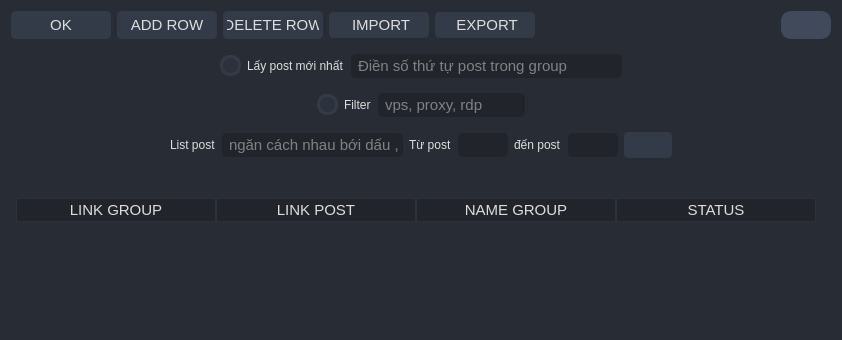
Old version of the form src/gui/widget/tableWidget.ui in the repository Hq1anq/facebook_marketing_tool; both pictures show x 0 to 842 and y 0 to 340 of the 842 by 553 pixel window.
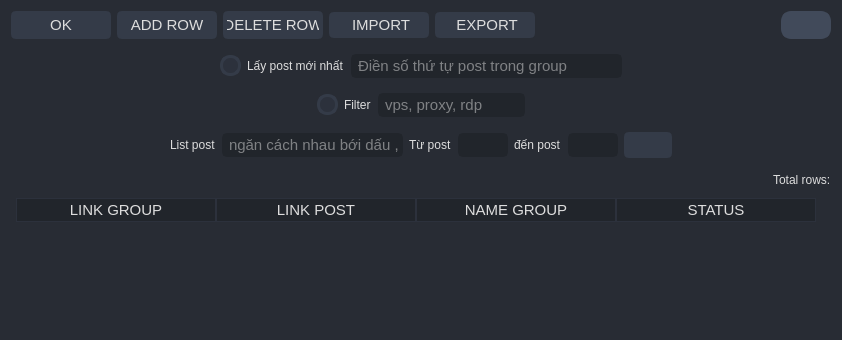
New version of the form. Icons and pictures are not drawn.

Commit message: enhance table visual and add some basic operation

```diff
--- a/src/gui/widget/tableWidget.ui
+++ b/src/gui/widget/tableWidget.ui
@@ -554,7 +554,15 @@
     </widget>
    </item>
    <item>
+    <layout class="QHBoxLayout" name="horizontalLayout_6">
+     <item>
     <widget class="QLabel" name="statusTable">
+       <property name="sizePolicy">
+        <sizepolicy hsizetype="Expanding" vsizetype="Fixed">
+         <horstretch>0</horstretch>
+         <verstretch>0</verstretch>
+        </sizepolicy>
+       </property>
      <property name="styleSheet">
       <string notr="true">color: yellow</string>
      </property>
@@ -567,6 +575,15 @@
     </widget>
    </item>
    <item>
+      <widget class="QLabel" name="countRows">
+       <property name="text">
+        <string>Total rows:</string>
+       </property>
+      </widget>
+     </item>
+    </layout>
+   </item>
+   <item>
     <widget class="QTableWidget" name="table">
      <property name="sizePolicy">
       <sizepolicy hsizetype="Expanding" vsizetype="Expanding">
```
Left out of the diff: 13 changed lines with no effect on the pictures. Lines whose indentation alone changed are shown as unchanged. The commit also changes 5 other files.
